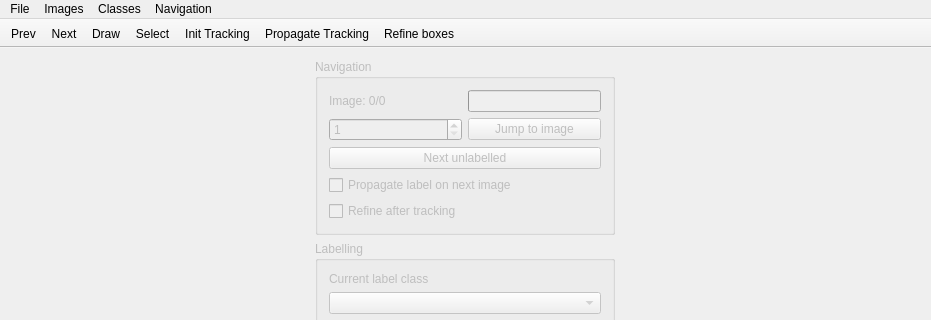
Old version of the form src/mainwindow.ui in the repository jveitchmichaelis/deeplabel; both pictures show x 0 to 931 and y 0 to 320 of the 931 by 638 pixel window.
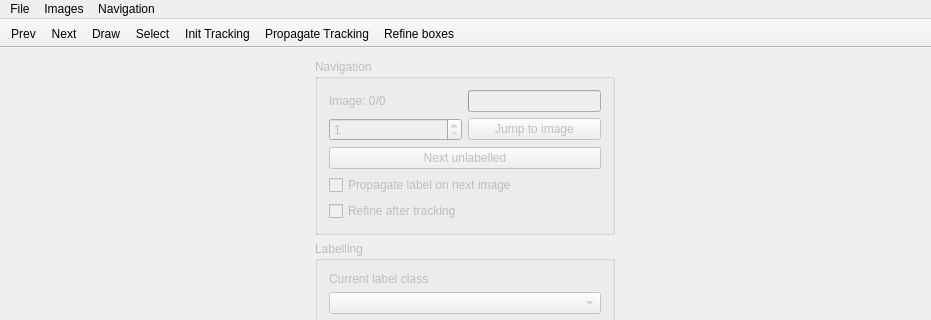
New version of the form.

Diff of the .ui file:
```diff
--- a/src/mainwindow.ui
+++ b/src/mainwindow.ui
@@ -349,12 +349,6 @@
     <addaction name="actionAdd_image_folder"/>
     <addaction name="actionAdd_video"/>
    </widget>
-   <widget class="QMenu" name="menuClasses">
-    <property name="title">
-     <string>Classes</string>
-    </property>
-    <addaction name="actionAdd_class"/>
-   </widget>
    <widget class="QMenu" name="menuNavigation">
     <property name="title">
      <string>Navigation</string>
@@ -363,7 +357,6 @@
    </widget>
    <addaction name="menuFile"/>
    <addaction name="menuImages"/>
-   <addaction name="menuClasses"/>
    <addaction name="menuNavigation"/>
   </widget>
   <widget class="QToolBar" name="mainToolBar">
```
